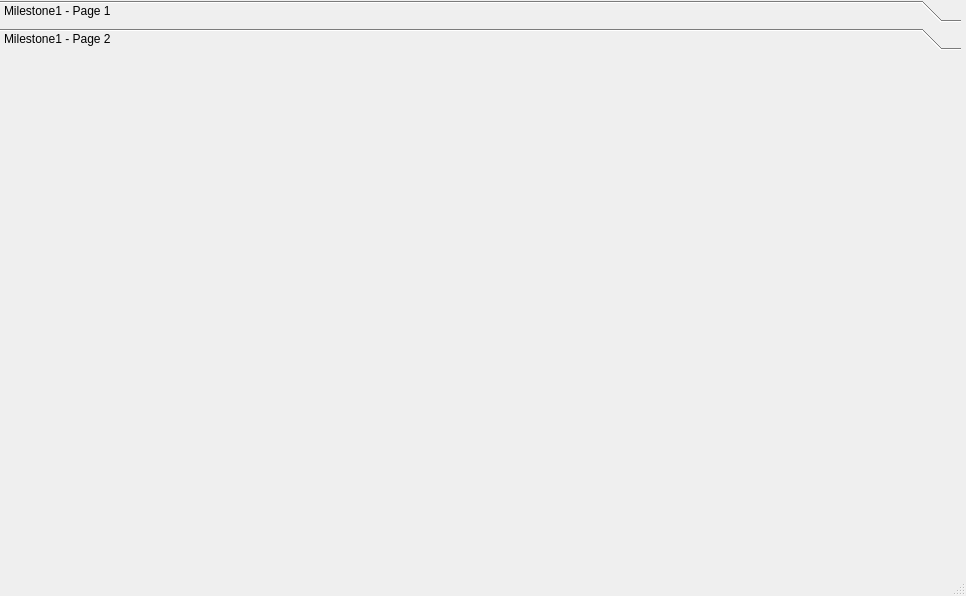
Qt form Milestone1App.ui (KenoPeck/451Project) before a commit.
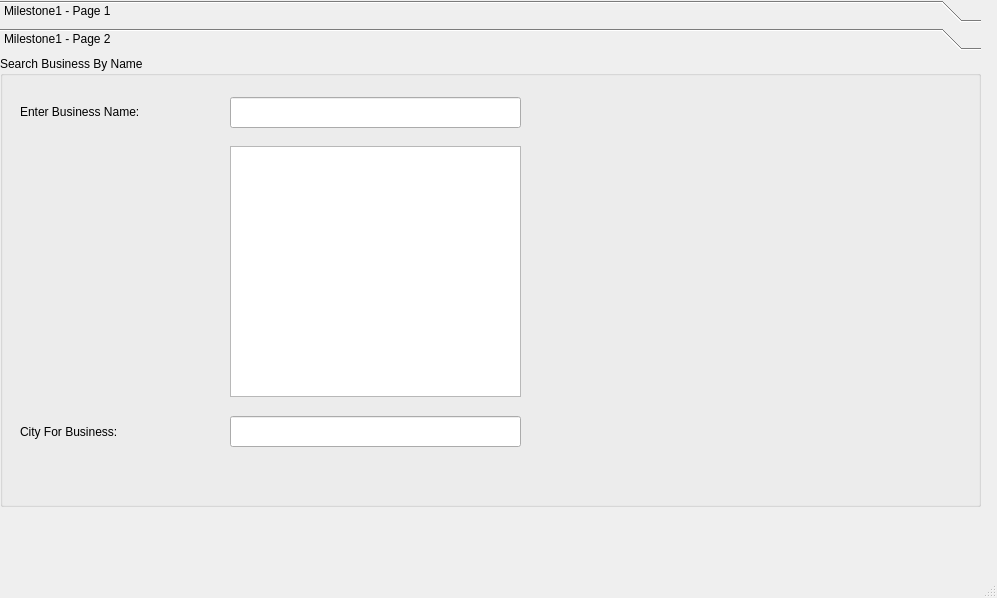
The same form after that commit. The open tabs and pages were chosen to show the change.

```diff
--- a/Milestone1App.ui
+++ b/Milestone1App.ui
@@ -6,8 +6,8 @@
    <rect>
     <x>0</x>
     <y>0</y>
-    <width>966</width>
-    <height>596</height>
+    <width>997</width>
+    <height>598</height>
    </rect>
   </property>
   <property name="windowTitle">
@@ -19,7 +19,7 @@
      <rect>
       <x>0</x>
       <y>0</y>
-      <width>961</width>
+      <width>981</width>
       <height>541</height>
      </rect>
     </property>
@@ -148,13 +148,94 @@
       <rect>
        <x>0</x>
        <y>0</y>
-       <width>961</width>
+       <width>981</width>
        <height>465</height>
       </rect>
      </property>
      <attribute name="label">
       <string>Milestone1 - Page 2</string>
      </attribute>
+     <widget class="QGroupBox" name="groupBox">
+      <property name="geometry">
+       <rect>
+        <x>0</x>
+        <y>0</y>
+        <width>981</width>
+        <height>451</height>
+       </rect>
+      </property>
+      <property name="styleSheet">
+       <string notr="true">font: 11pt &quot;Lucida Sans&quot;;</string>
+      </property>
+      <property name="title">
+       <string>Search Business By Name</string>
+      </property>
+      <widget class="QLabel" name="label_3">
+       <property name="geometry">
+        <rect>
+         <x>20</x>
+         <y>40</y>
+         <width>191</width>
+         <height>31</height>
+        </rect>
+       </property>
+       <property name="text">
+        <string>Enter Business Name:</string>
+       </property>
+      </widget>
+      <widget class="QLabel" name="label_4">
+       <property name="geometry">
+        <rect>
+         <x>20</x>
+         <y>360</y>
+         <width>161</width>
+         <height>31</height>
+        </rect>
+       </property>
+       <property name="text">
+        <string>City For Business:</string>
+       </property>
+      </widget>
+      <widget class="QLineEdit" name="bName">
+       <property name="geometry">
+        <rect>
+         <x>230</x>
+         <y>41</y>
+         <width>291</width>
+         <height>31</height>
+        </rect>
+       </property>
+       <property name="styleSheet">
+        <string notr="true">font: 10pt &quot;Lucida Sans&quot;;</string>
+       </property>
+      </widget>
+      <widget class="QListWidget" name="businesses">
+       <property name="geometry">
+        <rect>
+         <x>230</x>
+         <y>90</y>
+         <width>291</width>
+         <height>251</height>
+        </rect>
+       </property>
+      </widget>
+      <widget class="QLineEdit" name="bCity">
+       <property name="geometry">
+        <rect>
+         <x>230</x>
+         <y>360</y>
+         <width>291</width>
+         <height>31</height>
+        </rect>
+       </property>
+       <property name="styleSheet">
+        <string notr="true">font: 10pt &quot;Lucida Sans&quot;;</string>
+       </property>
+       <property name="readOnly">
+        <bool>true</bool>
+       </property>
+      </widget>
+     </widget>
     </widget>
    </widget>
   </widget>
```
Left out of the diff: 37 changed lines with no effect on the pictures.
